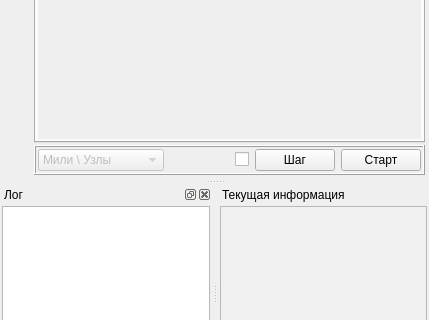
The window that Emulator_test/mainwindow.ui (breton75/R_Card_test) describes before a commit, drawn with Qt 5; both pictures show x 0 to 429 and y 420 to 740 of the 429 by 842 pixel window.
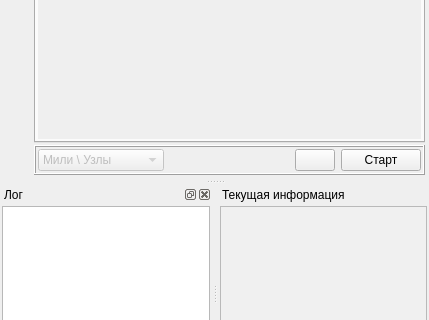
The same window after the commit. The open tabs and pages were chosen to show the change. Icons and pictures are not drawn. Custom widgets are drawn as their Qt base class.

Patch:
```diff
--- a/Emulator_test/mainwindow.ui
+++ b/Emulator_test/mainwindow.ui
@@ -2598,13 +2598,6 @@
             </property>
            </spacer>
           </item>
-          <item>
-           <widget class="QCheckBox" name="checkStepByStep">
-            <property name="text">
-             <string/>
-            </property>
-           </widget>
-          </item>
           <item>
            <widget class="QPushButton" name="bnStep">
             <property name="sizePolicy">
@@ -2614,7 +2607,7 @@
              </sizepolicy>
             </property>
             <property name="text">
-             <string>Шаг</string>
+             <string/>
             </property>
             <property name="icon">
              <iconset resource="res.qrc">
```
Left out of the diff: 14 changed lines with no effect on the pictures.
